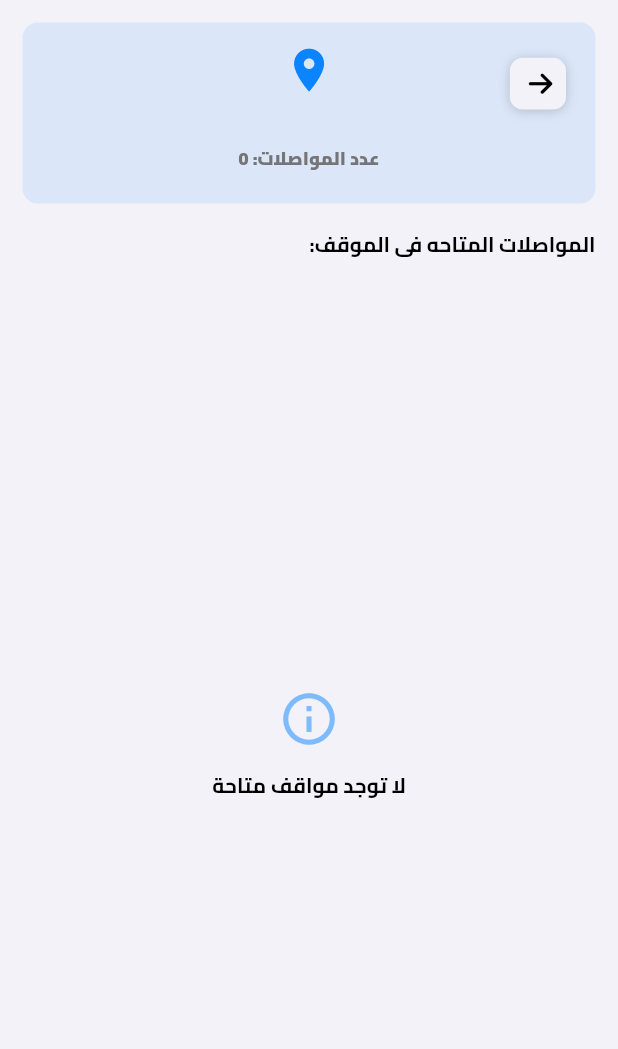
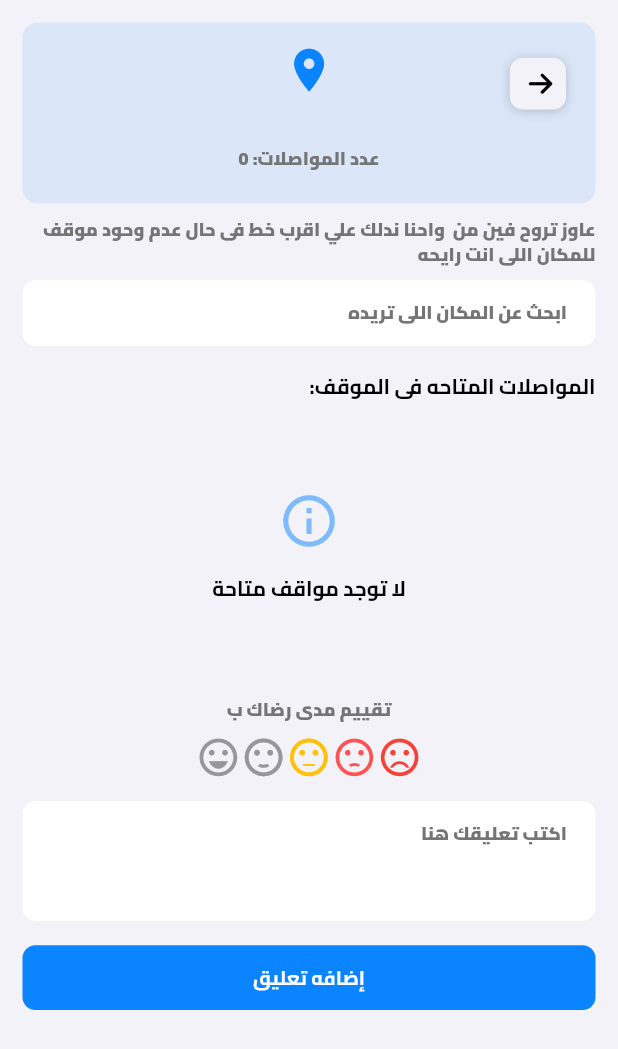
Before and after one commit to M-Fawzy2004/TravelApp, a Flutter app: the StationRoutesScreen screen opened directly with empty values, on a phone screen of 412 x 824 dp. Shown: the top 1049 px of the screen. Run offline on Flutter 3.47's test engine with Material 3 defaults, Android fonts, the phone set to English and light mode, and no system bars; drawn by our look-alikes of flutter_rating_bar, loader_overlay; our stand-ins replace bloc, chat_bubbles, cloud_firestore, country_picker, dartz, device_preview and 24 more; missing offline and left inert: flutter_polyline_points; accounts and stored records are empty.

Commit message:
edited ui and add rating

```diff
--- a/lib/core/widget/custom_text_form_field.dart
+++ b/lib/core/widget/custom_text_form_field.dart
@@ -1,5 +1,4 @@
 // ignore_for_file: deprecated_member_use
-
 import 'package:flutter/material.dart';
 import 'package:flutter_screenutil/flutter_screenutil.dart';
 import 'package:travel_app/core/theme/app_color.dart';
@@ -23,6 +22,7 @@ class CustomTextFormField extends StatefulWidget {
     this.onChanged,
     this.errorText,
     this.prefixIcon,
+    this.showClearIcon,
   });
 
   final String? hintText;
@@ -40,23 +40,64 @@ class CustomTextFormField extends StatefulWidget {
   final int? maxLines;
   final Function(String)? onChanged;
   final String? errorText;
+  final bool? showClearIcon;
 
   @override
   State<CustomTextFormField> createState() => _CustomTextFormFieldState();
 }
 
 class _CustomTextFormFieldState extends State<CustomTextFormField> {
-  late TextEditingController _controller;
+  TextEditingController? _internalController;
+  bool _showClearButton = false;
+
+  TextEditingController get _effectiveController =>
+      widget.controller ?? _internalController!;
 
   @override
   void initState() {
     super.initState();
-    _controller = TextEditingController();
+    if (widget.controller == null) {
+      _internalController = TextEditingController();
+    }
+    _effectiveController.addListener(_updateClearButtonVisibility);
+    _updateClearButtonVisibility();
+  }
+
+  @override
+  void didUpdateWidget(CustomTextFormField oldWidget) {
+    super.didUpdateWidget(oldWidget);
+
+    if (oldWidget.controller != widget.controller) {
+      if (oldWidget.controller != null) {
+        oldWidget.controller!.removeListener(_updateClearButtonVisibility);
+      } else {
+        _internalController?.removeListener(_updateClearButtonVisibility);
+      }
+      _effectiveController.addListener(_updateClearButtonVisibility);
+      _updateClearButtonVisibility();
+    }
+  }
+
+  void _updateClearButtonVisibility() {
+    if (mounted) {
+      setState(() {
+        _showClearButton = _effectiveController.text.isNotEmpty;
+      });
+    }
+  }
+
+  void _clearText() {
+    _effectiveController.clear();
+    if (widget.onChanged != null) {
+      widget.onChanged!('');
+    }
+    _updateClearButtonVisibility();
   }
 
   @override
   void dispose() {
-    _controller.dispose();
+    _effectiveController.removeListener(_updateClearButtonVisibility);
+    _internalController?.dispose();
     super.dispose();
   }
 
@@ -74,8 +115,13 @@ class _CustomTextFormFieldState extends State<CustomTextFormField> {
               return null;
             }
           },
-          onChanged: widget.onChanged,
-          controller: widget.controller,
+          onChanged: (value) {
+            _updateClearButtonVisibility();
+            if (widget.onChanged != null) {
+              widget.onChanged!(value);
+            }
+          },
+          controller: _effectiveController,
           maxLines: widget.maxLines ?? 1,
           obscureText: widget.obscureText ?? false,
           style: Styles.font14DarkGreyExtraBold(context),
@@ -90,7 +136,8 @@ class _CustomTextFormFieldState extends State<CustomTextFormField> {
                   horizontal: 16.w,
                 ),
             hintText: widget.hintText,
-            hintStyle: widget.inputTextStyle ?? Styles.font14GreyExtraBold(context),
+            hintStyle:
+                widget.inputTextStyle ?? Styles.font14GreyExtraBold(context),
             filled: true,
             fillColor: widget.fillColor ?? AppColors.getSurfaceColor(context),
             focusedBorder: OutlineInputBorder(
@@ -105,7 +152,16 @@ class _CustomTextFormFieldState extends State<CustomTextFormField> {
               borderRadius: BorderRadius.circular(10.r),
               borderSide: BorderSide.none,
             ),
-            suffixIcon: widget.suffixIcon,
+            suffixIcon: widget.showClearIcon == true && _showClearButton
+                ? IconButton(
+                    icon: Icon(
+                      Icons.clear,
+                      size: 20.sp,
+                      color: AppColors.getPrimaryColor(context),
+                    ),
+                    onPressed: _clearText,
+                  )
+                : widget.suffixIcon,
           ),
         ),
         if (widget.errorText != null)
--- a/lib/feature/position_bus/presentation/view/poistion_bus_view.dart
+++ b/lib/feature/position_bus/presentation/view/poistion_bus_view.dart
@@ -3,7 +3,7 @@ import 'package:flutter_bloc/flutter_bloc.dart';
 import 'package:flutter_screenutil/flutter_screenutil.dart';
 import 'package:travel_app/core/services/get_it_setup.dart';
 import 'package:travel_app/feature/position_bus/data/repo/governorate_repo_impl.dart';
-import 'package:travel_app/feature/position_bus/presentation/manager/cubit/governorate_cubit.dart';
+import 'package:travel_app/feature/position_bus/presentation/manager/governorate/governorate_cubit.dart';
 import 'package:travel_app/feature/position_bus/presentation/view/widget/position_bus_view_body_builder.dart';
 
 class PoistionBusView extends StatelessWidget {
--- a/lib/feature/position_bus/presentation/view/station_routes_screen.dart
+++ b/lib/feature/position_bus/presentation/view/station_routes_screen.dart
@@ -3,23 +3,25 @@ import 'package:flutter_screenutil/flutter_screenutil.dart';
 import 'package:travel_app/core/helper/spacing.dart';
 import 'package:travel_app/core/theme/app_color.dart';
 import 'package:travel_app/core/theme/styles.dart';
-import 'package:travel_app/core/widget/icon_back.dart';
+import 'package:travel_app/core/widget/custom_text_form_field.dart';
 import 'package:travel_app/feature/position_bus/data/model/governorate_model.dart';
-import 'package:travel_app/feature/position_bus/presentation/view/widget/route_list_tile.dart';
+import 'package:travel_app/feature/position_bus/presentation/view/widget/empty_state_widget.dart';
+import 'package:travel_app/feature/position_bus/presentation/view/widget/station_feedback_form.dart';
+import 'package:travel_app/feature/position_bus/presentation/view/widget/station_header.dart';
+import 'package:travel_app/feature/position_bus/presentation/view/widget/station_routes_list.dart';
 
 class StationRoutesScreen extends StatelessWidget {
   final Station station;
 
-  const StationRoutesScreen({
-    super.key,
-    required this.station,
-  });
+  const StationRoutesScreen({super.key, required this.station});
 
   @override
   Widget build(BuildContext context) {
     return Scaffold(
+      resizeToAvoidBottomInset: true,
       body: SafeArea(
-        child: Padding(
+        child: SingleChildScrollView(
+          physics: const BouncingScrollPhysics(),
           padding: EdgeInsets.all(16.w),
           child: Column(
             crossAxisAlignment: CrossAxisAlignment.start,
@@ -32,33 +34,16 @@ class StationRoutesScreen extends StatelessWidget {
                   color: AppColors.getPrimaryColor(context).withOpacity(0.1),
                   borderRadius: BorderRadius.circular(12.r),
                 ),
-                child: Stack(
-                  children: [
-                    const IconBack(),
-                    Positioned.fill(
-                      child: Column(
-                        children: [
-                          Icon(
-                            Icons.location_on,
-                            size: 40.sp,
-                            color: AppColors.primaryColor,
-                          ),
-                          heightBox(8),
-                          Text(
-                            station.name,
-                            style: Styles.font18BlackBold(context),
-                            textAlign: TextAlign.center,
-                          ),
-                          heightBox(4),
-                          Text(
-                            'عدد المواصلات: ${station.routes.length}',
-                            style: Styles.font14GreyExtraBold(context),
-                          ),
-                        ],
-                      ),
-                    ),
-                  ],
-                ),
+                child: StationHeader(station: station),
+              ),
+              heightBox(10),
+              Text(
+                'عاوز تروح فين من ${station.name} واحنا ندلك علي اقرب خط فى حال عدم وحود موقف للمكان اللى انت رايحه',
+                style: Styles.font14GreyExtraBold(context),
+              ),
+              heightBox(10),
+              const CustomTextFormField(
+                hintText: 'ابحث عن المكان اللى تريده',
               ),
               heightBox(20),
               Text(
@@ -66,35 +51,11 @@ class StationRoutesScreen extends StatelessWidget {
                 style: Styles.font16BlackBold(context),
               ),
               heightBox(12),
-              Expanded(
-                child: station.routes.isEmpty
-                    ? Center(
-                        child: Column(
-                          mainAxisAlignment: MainAxisAlignment.center,
-                          children: [
-                            Icon(
-                              Icons.info_outline,
-                              size: 48.sp,
-                              color: AppColors.primaryColor.withOpacity(0.5),
-                            ),
-                            heightBox(16),
-                            Text(
-                              'لا توجد مواقف متاحة',
-                              style: Styles.font16BlackBold(context),
-                            ),
-                          ],
-                        ),
-                      )
-                    : ListView.separated(
-                        physics: const BouncingScrollPhysics(),
-                        itemCount: station.routes.length,
-                        separatorBuilder: (context, index) => heightBox(8),
-                        itemBuilder: (context, index) {
-                          final route = station.routes[index];
-                          return RouteListTile(route: route);
-                        },
-                      ),
-              ),
+              station.routes.isEmpty
+                  ? const EmptyStateWidget()
+                  : StationRoutesList(station: station),
+              heightBox(16),
+              StationFeedbackForm(station: station),
             ],
           ),
         ),
--- /dev/null
+++ b/lib/feature/position_bus/presentation/view/widget/custom_rating_position.dart
@@ -0,0 +1,53 @@
+import 'package:flutter/material.dart';
+import 'package:flutter_rating_bar/flutter_rating_bar.dart';
+import 'package:flutter_screenutil/flutter_screenutil.dart';
+
+class CustomRatingPosition extends StatelessWidget {
+  const CustomRatingPosition({
+    super.key,
+  });
+
+  @override
+  Widget build(BuildContext context) {
+    return RatingBar.builder(
+      initialRating: 3,
+      itemCount: 5,
+      itemSize: 35.sp,
+      itemBuilder: (context, index) {
+        switch (index) {
+          case 0:
+            return const Icon(
+              Icons.sentiment_very_dissatisfied,
+              color: Colors.red,
+            );
+          case 1:
+            return const Icon(
+              Icons.sentiment_dissatisfied,
+              color: Colors.redAccent,
+            );
+          case 2:
+            return const Icon(
+              Icons.sentiment_neutral,
+              color: Colors.amber,
+            );
+          case 3:
+            return const Icon(
+              Icons.sentiment_satisfied,
+              color: Colors.lightGreen,
+            );
+          case 4:
+            return const Icon(
+              Icons.sentiment_very_satisfied,
+              color: Colors.green,
+            );
+          default:
+            return Container();
+        }
+      },
+      onRatingUpdate: (rating) {
+        // ignore: avoid_print
+        print(rating);
+      },
+    );
+  }
+}
--- /dev/null
+++ b/lib/feature/position_bus/presentation/view/widget/empty_state_widget.dart
@@ -0,0 +1,35 @@
+import 'package:flutter/material.dart';
+import 'package:flutter_screenutil/flutter_screenutil.dart';
+import 'package:travel_app/core/helper/spacing.dart';
+import 'package:travel_app/core/theme/app_color.dart';
+import 'package:travel_app/core/theme/styles.dart';
+
+class EmptyStateWidget extends StatelessWidget {
+  const EmptyStateWidget({
+    super.key,
+  });
+
+  @override
+  Widget build(BuildContext context) {
+    return SizedBox(
+      height: 200.h,
+      child: Center(
+        child: Column(
+          mainAxisAlignment: MainAxisAlignment.center,
+          children: [
+            Icon(
+              Icons.info_outline,
+              size: 48.sp,
+              color: AppColors.primaryColor.withOpacity(0.5),
+            ),
+            heightBox(16),
+            Text(
+              'لا توجد مواقف متاحة',
+              style: Styles.font16BlackBold(context),
+            ),
+          ],
+        ),
+      ),
+    );
+  }
+}
--- a/lib/feature/position_bus/presentation/view/widget/position_bus_view_body_builder.dart
+++ b/lib/feature/position_bus/presentation/view/widget/position_bus_view_body_builder.dart
@@ -1,7 +1,7 @@
 import 'package:flutter/material.dart';
 import 'package:flutter_bloc/flutter_bloc.dart';
 import 'package:travel_app/core/widget/custom_loading_circle.dart';
-import 'package:travel_app/feature/position_bus/presentation/manager/cubit/governorate_cubit.dart';
+import 'package:travel_app/feature/position_bus/presentation/manager/governorate/governorate_cubit.dart';
 import 'package:travel_app/feature/position_bus/presentation/view/widget/poistion_bus_view_body.dart';
 
 class PoistionBusViewBodyBuilder extends StatelessWidget {
--- /dev/null
+++ b/lib/feature/position_bus/presentation/view/widget/station_feedback_form.dart
@@ -0,0 +1,45 @@
+import 'package:flutter/material.dart';
+import 'package:travel_app/core/helper/spacing.dart';
+import 'package:travel_app/core/theme/styles.dart';
+import 'package:travel_app/core/widget/custom_button.dart';
+import 'package:travel_app/core/widget/custom_text_form_field.dart';
+import 'package:travel_app/feature/position_bus/data/model/governorate_model.dart';
+import 'package:travel_app/feature/position_bus/presentation/view/widget/custom_rating_position.dart';
+
+class StationFeedbackForm extends StatelessWidget {
+  const StationFeedbackForm({
+    super.key,
+    required this.station,
+  });
+
+  final Station station;
+
+  @override
+  Widget build(BuildContext context) {
+    return Align(
+      alignment: Alignment.center,
+      child: Column(
+        crossAxisAlignment: CrossAxisAlignment.center,
+        children: [
+          Text(
+            'تقييم مدى رضاك ب${station.name}',
+            style: Styles.font14GreyExtraBold(context),
+          ),
+          heightBox(10),
+          const CustomRatingPosition(),
+          heightBox(16),
+          const CustomTextFormField(
+            hintText: 'اكتب تعليقك هنا',
+            maxLines: 3,
+          ),
+          heightBox(16),
+          CustomButton(
+            buttonText: 'إضافه تعليق',
+            onPressed: () {},
+          ),
+          heightBox(20),
+        ],
+      ),
+    );
+  }
+}
--- /dev/null
+++ b/lib/feature/position_bus/presentation/view/widget/station_header.dart
@@ -0,0 +1,47 @@
+import 'package:flutter/material.dart';
+import 'package:flutter_screenutil/flutter_screenutil.dart';
+import 'package:travel_app/core/helper/spacing.dart';
+import 'package:travel_app/core/theme/app_color.dart';
+import 'package:travel_app/core/theme/styles.dart';
+import 'package:travel_app/core/widget/icon_back.dart';
+import 'package:travel_app/feature/position_bus/data/model/governorate_model.dart';
+
+class StationHeader extends StatelessWidget {
+  const StationHeader({
+    super.key,
+    required this.station,
+  });
+
+  final Station station;
+
+  @override
+  Widget build(BuildContext context) {
+    return Stack(
+      children: [
+        const IconBack(),
+        Positioned.fill(
+          child: Column(
+            children: [
+              Icon(
+                Icons.location_on,
+                size: 40.sp,
+                color: AppColors.primaryColor,
+              ),
+              heightBox(8),
+              Text(
+                station.name,
+                style: Styles.font18BlackBold(context),
+                textAlign: TextAlign.center,
+              ),
+              heightBox(4),
+              Text(
+                'عدد المواصلات: ${station.routes.length}',
+                style: Styles.font14GreyExtraBold(context),
+              ),
+            ],
+          ),
+        ),
+      ],
+    );
+  }
+}
--- a/pubspec.yaml
+++ b/pubspec.yaml
@@ -81,6 +81,7 @@ dependencies:
   top_snackbar_flutter: ^3.2.0
   url_launcher: ^6.3.1
   uuid: ^4.5.1
+  flutter_rating_bar: ^4.0.1
 
 dev_dependencies:
   flutter_lints: ^5.0.0
```
Also changed, not shown: lib/core/utils/fuzzy_search_helper.dart (added, +110 -0 lines), lib/feature/position_bus/data/model/comment_model.dart (added, +114 -0 lines), lib/feature/position_bus/presentation/view/widget/list_view_governorate_card.dart (+3 -10 lines), lib/feature/position_bus/presentation/view/widget/poistion_bus_view_body.dart (+77 -35 lines), lib/feature/position_bus/presentation/view/widget/station_routes_list.dart (added, +27 -0 lines), lib/feature/position_bus/presentation/manager/governorate/governorate_cubit.dart (renamed from lib/feature/position_bus/presentation/manager/cubit/governorate_cubit.dart), lib/feature/position_bus/presentation/manager/governorate/governorate_state.dart (renamed from lib/feature/position_bus/presentation/manager/cubit/governorate_state.dart), pubspec.lock.
